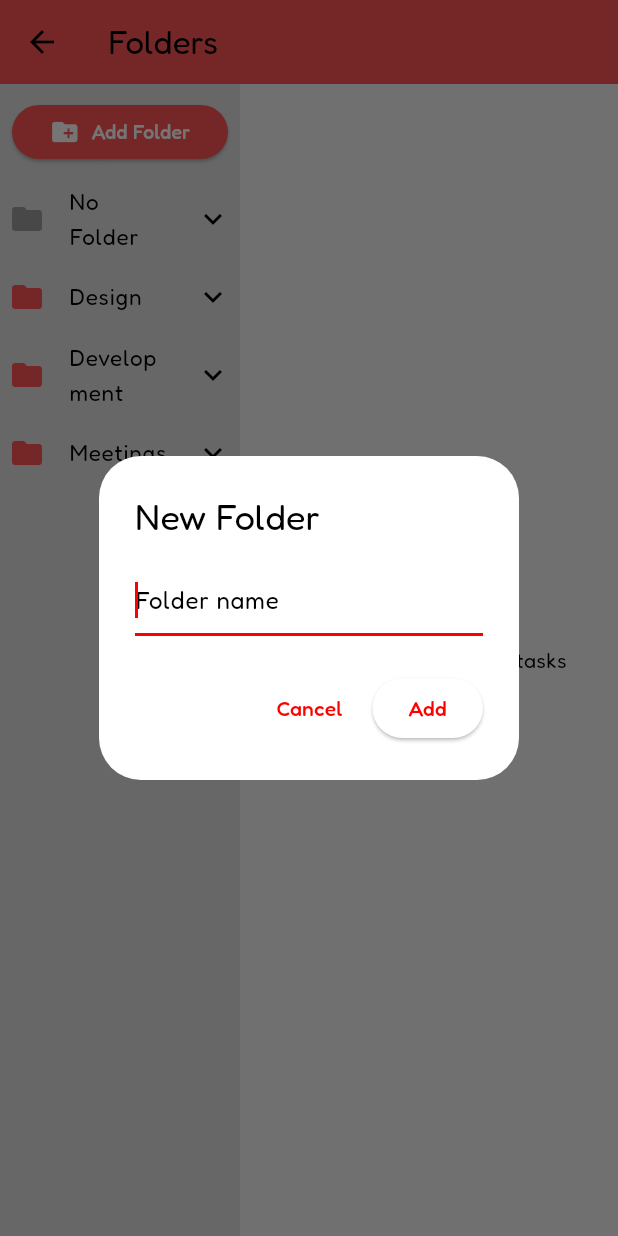
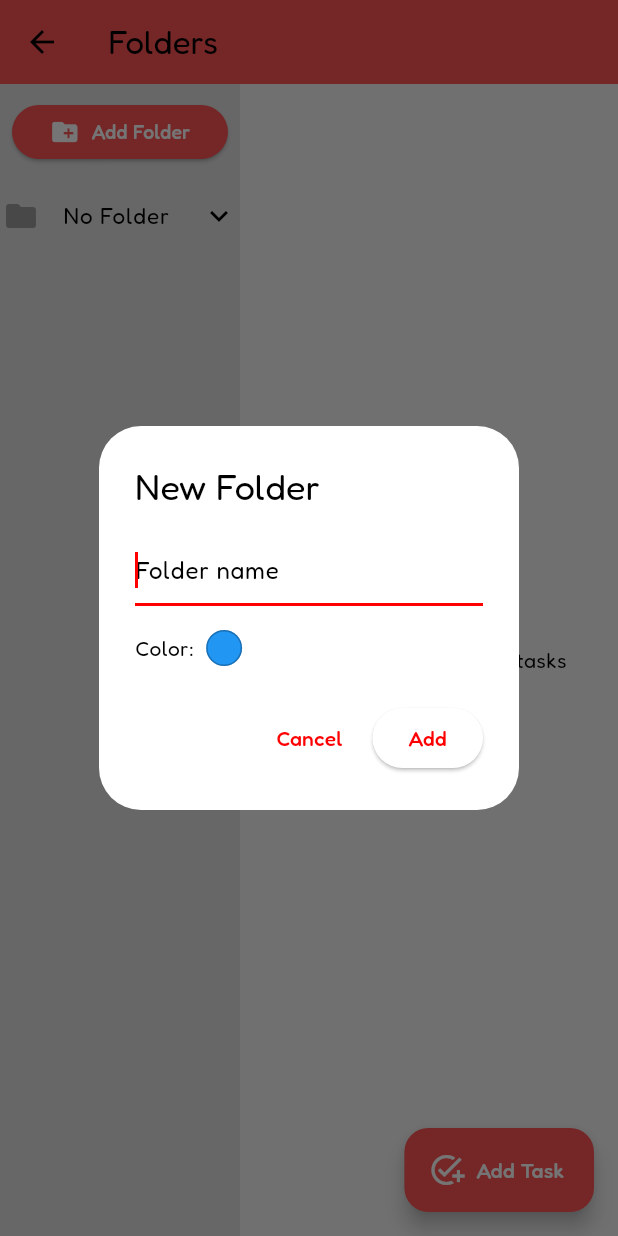
Before and after one commit to ryanjewik/poketask, a Flutter app: the FoldersPage screen opened by its route, after a tap on "Add Folder", on a phone screen of 412 x 824 dp. Run offline on Flutter 3.47's test engine with Material 3 defaults, Android fonts, the phone set to English and light mode, and no system bars; our stand-ins replace flutter_colorpicker, flutter_dotenv, supabase_flutter, syncfusion_flutter_calendar; accounts and stored records are empty.

Commit message:
finished database integration with folders page

```diff
--- a/lib/models/task.dart
+++ b/lib/models/task.dart
@@ -29,7 +29,7 @@ class Task {
   String taskText;
   String trainerId;
   String threadId;
-  String folderId;
+  String? folderId; // Changed to String? to allow null values
   bool isCompleted;
   String? color; // Hex color string from folder, nullable
 
@@ -46,7 +46,7 @@ class Task {
       taskText: json['task_text'] ?? '',
       trainerId: json['trainer_id']?.toString() ?? '',
       threadId: json['thread_id']?.toString() ?? '',
-      folderId: json['folder_id']?.toString() ?? '',
+      folderId: json['folder_id'] == null ? null : json['folder_id'].toString(),
       isCompleted: json['is_completed'] ?? false,
     );
   }
--- a/lib/pages/folders_page.dart
+++ b/lib/pages/folders_page.dart
@@ -1,7 +1,11 @@
 import 'package:flutter/material.dart';
+import 'package:flutter_colorpicker/flutter_colorpicker.dart';
+import 'package:supabase_flutter/supabase_flutter.dart';
+import 'package:uuid/uuid.dart';
 
 import '../models/task.dart';
 import '../services/task_details_card.dart';
+import '../services/task_form.dart';
 
 class FoldersPage extends StatefulWidget {
   final String trainerId;
@@ -13,90 +17,62 @@ class FoldersPage extends StatefulWidget {
 
 class _FoldersPageState extends State<FoldersPage> {
   final List<Task> tasks = [
-    Task(
-      taskId: '1',
-      createdAt: DateTime.now().subtract(Duration(days: 1)),
-      startDate: DateTime.now().subtract(Duration(hours: 2)),
-      endDate: DateTime.now().subtract(Duration(hours: 1)),
-      dateCompleted: DateTime(2100),
-      isAllDay: false,
-      highPriority: false,
-      taskNotes: 'Go over the main features and deadlines.',
-      taskText: 'Discuss project requirements',
-      trainerId: '1',
-      threadId: '1',
-      folderId: '1',
-      isCompleted: false,
-    ),
-    Task(
-      taskId: '2',
-      createdAt: DateTime.now(),
-      startDate: DateTime.now().add(Duration(hours: 2)),
-      endDate: DateTime.now().add(Duration(hours: 3)),
-      dateCompleted: DateTime(2100),
-      isAllDay: false,
-      highPriority: false,
-      taskNotes: 'Check the latest PRs and leave comments.',
-      taskText: 'Review code',
-      trainerId: '1',
-      threadId: '1',
-      folderId: '2',
-      isCompleted: false,
-    ),
-    Task(
-      taskId: '3',
-      createdAt: DateTime.now(),
-      startDate: DateTime.now().add(Duration(hours: 4)),
-      endDate: DateTime.now().add(Duration(hours: 5)),
-      dateCompleted: DateTime(2100),
-      isAllDay: false,
-      highPriority: false,
-      taskNotes: 'Document the new API endpoints.',
-      taskText: 'Write documentation',
-      trainerId: '1',
-      threadId: '1',
-      folderId: '2',
-      isCompleted: false,
-    ),
-    Task(
-      taskId: '4',
-      createdAt: DateTime.now(),
-      startDate: DateTime.now().add(Duration(hours: 6)),
-      endDate: DateTime.now().add(Duration(hours: 7)),
-      dateCompleted: DateTime(2100),
-      isAllDay: false,
-      highPriority: true,
-      taskNotes: 'Weekly sync with the whole team.',
-      taskText: 'Team meeting',
-      trainerId: '1',
-      threadId: '2',
-      folderId: '3',
-      isCompleted: false,
-    ),
-    Task(
-      taskId: '5',
-      createdAt: DateTime.now().subtract(Duration(days: 1)),
-      startDate: DateTime.now().subtract(Duration(hours: 2)),
-      endDate: DateTime.now().subtract(Duration(hours: 1)),
-      dateCompleted: DateTime(2100),
-      isAllDay: false,
-      highPriority: false,
-      taskNotes: 'how will the min max AI work',
-      taskText: 'design battle system',
-      trainerId: '1',
-      threadId: '1',
-      folderId: '1',
-      isCompleted: false,
-    ),
+
   ];
 
-  final List<Map<String, dynamic>> folders = [
-    {'id': 0, 'name': 'No Folder'},
-    {'id': 1, 'name': 'Design'},
-    {'id': 2, 'name': 'Development'},
-    {'id': 3, 'name': 'Meetings'},
+  List<Map<String, dynamic>> folders = [];
+  String? expandedFolderId;
+
+  @override
+  void initState() {
+    super.initState();
+    fetchFolders();
+  }
+
+  Future<void> fetchFolders() async {
+    final supabase = Supabase.instance.client;
+    final response = await supabase
+        .from('folder_table')
+        .select()
+        .eq('trainer_id', widget.trainerId);
+    setState(() {
+      folders = [
+        {'folder_id': '0', 'folder_name': 'No Folder'},
+        ...List<Map<String, dynamic>>.from(response)
       ];
-  int? expandedFolderId;
+    });
+  }
+
+  void onFolderSelected(String? folderId) async {
+    setState(() {
+      expandedFolderId = folderId;
+      tasks.clear();
+    });
+    final supabase = Supabase.instance.client;
+    List response;
+    if (folderId == null || folderId == '0') {
+      response = await supabase
+          .from('task_table')
+          .select()
+          .eq('trainer_id', widget.trainerId);
+      print('Fetched tasks for trainer_id: \\${widget.trainerId} => \\${response.length} tasks');
+      // Filter for tasks with folder_id == null
+      response = response.where((t) => t['folder_id'] == null).toList();
+      print('Filtered tasks with folder_id == null: \\${response.length} tasks');
+    } else {
+      response = await supabase
+          .from('task_table')
+          .select()
+          .eq('trainer_id', widget.trainerId)
+          .eq('folder_id', folderId);
+    }
+    setState(() {
+      tasks.clear();
+      for (final t in response) {
+        tasks.add(Task.fromJson(t));
+      }
+    });
+  }
 
   @override
   Widget build(BuildContext context) {
@@ -133,14 +109,59 @@ class _FoldersPageState extends State<FoldersPage> {
                     ),
                     onPressed: () async {
                       final controller = TextEditingController();
-                      final result = await showDialog<String>(
+                      Color selectedColor = Colors.blue; // Default color
+                      final result = await showDialog<Map<String, dynamic>>(
                         context: context,
-                        builder: (context) => AlertDialog(
+                        builder: (context) {
+                          return StatefulBuilder(
+                            builder: (context, setState) => AlertDialog(
                               title: Text('New Folder'),
-                          content: TextField(
+                              content: Column(
+                                mainAxisSize: MainAxisSize.min,
+                                children: [
+                                  TextField(
                                     controller: controller,
                                     autofocus: true,
                                     decoration: InputDecoration(hintText: 'Folder name'),
+                                  ),
+                                  SizedBox(height: 16),
+                                  Row(
+                                    children: [
+                                      Text('Color:'),
+                                      SizedBox(width: 8),
+                                      GestureDetector(
+                                        onTap: () async {
+                                          Color? picked = await showDialog<Color>(
+                                            context: context,
+                                            builder: (context) => AlertDialog(
+                                              title: Text('Pick a color'),
+                                              content: SingleChildScrollView(
+                                                child: BlockPicker(
+                                                  pickerColor: selectedColor,
+                                                  onColorChanged: (color) {
+                                                    Navigator.of(context).pop(color);
+                                                  },
+                                                ),
+                                              ),
+                                            ),
+                                          );
+                                          if (picked != null) {
+                                            setState(() => selectedColor = picked);
+                                          }
+                                        },
+                                        child: Container(
+                                          width: 24,
+                                          height: 24,
+                                          decoration: BoxDecoration(
+                                            color: selectedColor,
+                                            shape: BoxShape.circle,
+                                            border: Border.all(color: Colors.black26),
+                                          ),
+                                        ),
+                                      ),
+                                    ],
+                                  ),
+                                ],
                               ),
                               actions: [
                                 TextButton(
@@ -150,7 +171,10 @@ class _FoldersPageState extends State<FoldersPage> {
                                 ElevatedButton(
                                   onPressed: () {
                                     if (controller.text.trim().isNotEmpty) {
-                                  Navigator.of(context).pop(controller.text.trim());
+                                      Navigator.of(context).pop({
+                                        'folder_name': controller.text.trim(),
+                                        'color': selectedColor.value,
+                                      });
                                     }
                                   },
                                   child: Text('Add'),
@@ -158,11 +182,35 @@ class _FoldersPageState extends State<FoldersPage> {
                               ],
                             ),
                           );
-                      if (result != null && result.isNotEmpty) {
+                        },
+                      );
+                      if (result != null && result['folder_name'].isNotEmpty) {
+                        final uuid = Uuid();
+                        final folderId = uuid.v4();
+                        final folderName = result['folder_name'];
+                        final colorValue = result['color'];
+                        final trainerId = widget.trainerId;
+                        // Convert color int to hex string with #
+                        final colorHex = '#'
+                            + colorValue.toRadixString(16).padLeft(8, '0').substring(2).toUpperCase();
+                        // Insert into database
+                        final supabase = Supabase.instance.client;
+                        await supabase.from('folder_table').insert({
+                          'folder_id': folderId,
+                          'folder_name': folderName,
+                          'trainer_id': trainerId,
+                          'color': colorHex,
+                        });
+                        // Add to local list
                         setState(() {
-                          final newId = (folders.isNotEmpty ? folders.map((f) => f['id'] as int).reduce((a, b) => a > b ? a : b) : 0) + 1;
-                          folders.add({'id': newId, 'name': result});
+                          folders.add({
+                            'folder_id': folderId,
+                            'folder_name': folderName,
+                            'trainer_id': trainerId,
+                            'color': colorHex,
                           });
+                        });
+
                       }
                     },
                   ),
@@ -172,8 +220,9 @@ class _FoldersPageState extends State<FoldersPage> {
                     builder: (context, constraints) {
                       return ListView(
                         children: folders.map((folder) {
-                          final isExpanded = expandedFolderId == folder['id'];
-                          String folderName = folder['name'];
+                          final folderId = (folder['folder_id'] ?? '0').toString();
+                          final isExpanded = expandedFolderId == folderId;
+                          String folderName = (folder['folder_name'] ?? 'Unnamed Folder').toString();
                           double fontSize = 15;
                           final textPainter = TextPainter(
                             text: TextSpan(text: folderName, style: TextStyle(fontSize: fontSize)),
@@ -190,15 +239,15 @@ class _FoldersPageState extends State<FoldersPage> {
                             children: [
                               Expanded(
                                 child: Dismissible(
-                                  key: ValueKey(folder['id']),
-                                  direction: folder['id'] != 0 ? DismissDirection.endToStart : DismissDirection.none,
+                                  key: ValueKey(folderId),
+                                  direction: folderId != '0' ? DismissDirection.endToStart : DismissDirection.none,
                                   background: Container(
                                     color: Colors.redAccent,
                                     alignment: Alignment.centerRight,
                                     padding: EdgeInsets.symmetric(horizontal: 20),
                                     child: Icon(Icons.delete, color: Colors.white),
                                   ),
-                                  confirmDismiss: folder['id'] != 0
+                                  confirmDismiss: folderId != '0'
                                       ? (direction) async {
                                           return await showDialog<bool>(
                                             context: context,
@@ -223,16 +272,23 @@ class _FoldersPageState extends State<FoldersPage> {
                                   onDismissed: (direction) {
                                     setState(() {
                                       for (final t in tasks) {
-                                        if (t.folderId == folder['id'].toString()) {
+                                        if (t.folderId == folderId) {
                                           t.folderId = '0';
                                         }
                                       }
-                                      folders.removeWhere((f) => f['id'] == folder['id']);
-                                      if (expandedFolderId == folder['id']) expandedFolderId = null;
+                                      folders.removeWhere((f) => f['folder_id'] == folder['folder_id']);
+                                      if (expandedFolderId == folderId) expandedFolderId = null;
                                     });
                                   },
                                   child: ListTile(
-                                    leading: Icon(Icons.folder, color: folder['id'] == 0 ? Colors.grey : Colors.redAccent),
+                                    leading: Icon(
+                                      Icons.folder,
+                                      color: folderId == '0'
+                                          ? Colors.grey
+                                          : (folder['color'] != null && folder['color'] is String && (folder['color'] as String).startsWith('#')
+                                              ? Color(int.parse((folder['color'] as String).replaceFirst('#', '0xff')))
+                                              : Colors.redAccent),
+                                    ),
                                     title: Text(
                                       folderName,
                                       style: TextStyle(fontSize: fontSize),
@@ -241,9 +297,7 @@ class _FoldersPageState extends State<FoldersPage> {
                                     ),
                                     selected: isExpanded,
                                     onTap: () {
-                                      setState(() {
-                                        expandedFolderId = isExpanded ? null : folder['id'];
-                                      });
+                                      onFolderSelected(isExpanded ? null : folderId);
                                     },
                                     onLongPress: folder['id'] != 0
                                         ? () async {
@@ -333,7 +387,7 @@ class _FoldersPageState extends State<FoldersPage> {
                                           }
                                         : null,
                                     trailing: Icon(isExpanded ? Icons.expand_less : Icons.expand_more),
-                                    contentPadding: EdgeInsets.symmetric(horizontal: 6, vertical: 2),
+                                    contentPadding: EdgeInsets.symmetric(horizontal: 2, vertical: 0), // Reduced horizontal padding
                                     minVerticalPadding: 0,
                                     dense: true,
                                   ),
@@ -361,9 +415,13 @@ class _FoldersPageState extends State<FoldersPage> {
                       child: ListView.builder(
                         key: ValueKey(expandedFolderId),
                         padding: EdgeInsets.all(10),
-                        itemCount: tasks.where((task) => task.folderId == expandedFolderId?.toString()).length,
+                        itemCount: expandedFolderId == '0'
+                            ? tasks.where((task) => task.folderId == null).length
+                            : tasks.where((task) => task.folderId == expandedFolderId?.toString()).length,
                         itemBuilder: (context, idx) {
-                          final visibleTasks = tasks.where((task) => task.folderId == expandedFolderId?.toString()).toList();
+                          final visibleTasks = expandedFolderId == '0'
+                              ? tasks.where((task) => task.folderId == null).toList()
+                              : tasks.where((task) => task.folderId == expandedFolderId?.toString()).toList();
                           final task = visibleTasks[idx];
                           return TweenAnimationBuilder<Offset>(
                             tween: Tween<Offset>(
@@ -465,6 +523,25 @@ class _FoldersPageState extends State<FoldersPage> {
           ),
         ],
       ),
+      floatingActionButton: FloatingActionButton.extended(
+        onPressed: () async {
+          await Navigator.of(context).push(
+            MaterialPageRoute(
+              builder: (context) => TaskForm(
+                trainerId: widget.trainerId,
+                onSubmit: (task) {
+                  // Optionally refresh tasks or folders after adding
+                  onFolderSelected(expandedFolderId);
+                  Navigator.of(context).pop();
+                },
+              ),
+            ),
+          );
+        },
+        icon: Icon(Icons.add_task),
+        label: Text('Add Task'),
+        backgroundColor: Colors.redAccent,
+      ),
     );
   }
 }
--- a/lib/services/task_form.dart
+++ b/lib/services/task_form.dart
@@ -52,13 +52,19 @@ class _TaskFormState extends State<TaskForm> {
 
   @override
   Widget build(BuildContext context) {
-    return Form(
+    return Scaffold(
+      appBar: AppBar(
+        title: Text('Add Event'),
+        backgroundColor: Colors.redAccent,
+      ),
+      body: Padding(
+        padding: const EdgeInsets.all(16.0),
+        child: Form(
           key: _formKey,
           child: SingleChildScrollView(
             child: Column(
               mainAxisSize: MainAxisSize.min,
               children: [
-            Text('Add Event', style: TextStyle(fontSize: 20, fontWeight: FontWeight.bold)),
                 SizedBox(height: 16),
                 TextFormField(
                   decoration: InputDecoration(labelText: 'Title'),
@@ -210,6 +216,8 @@ class _TaskFormState extends State<TaskForm> {
               ],
             ),
           ),
+        ),
+      ),
     );
   }
 }
--- a/pubspec.yaml
+++ b/pubspec.yaml
@@ -38,6 +38,7 @@ dependencies:
   supabase_flutter: ^2.0.0
   flutter_dotenv: ^5.1.0
   uuid: ^4.5.1
+  flutter_colorpicker: ^1.0.3
 
 dev_dependencies:
   flutter_test:
```
Also changed, not shown: flutter_01.png (added), pubspec.lock, 1 other file. Lines whose indentation alone changed are shown as unchanged.
